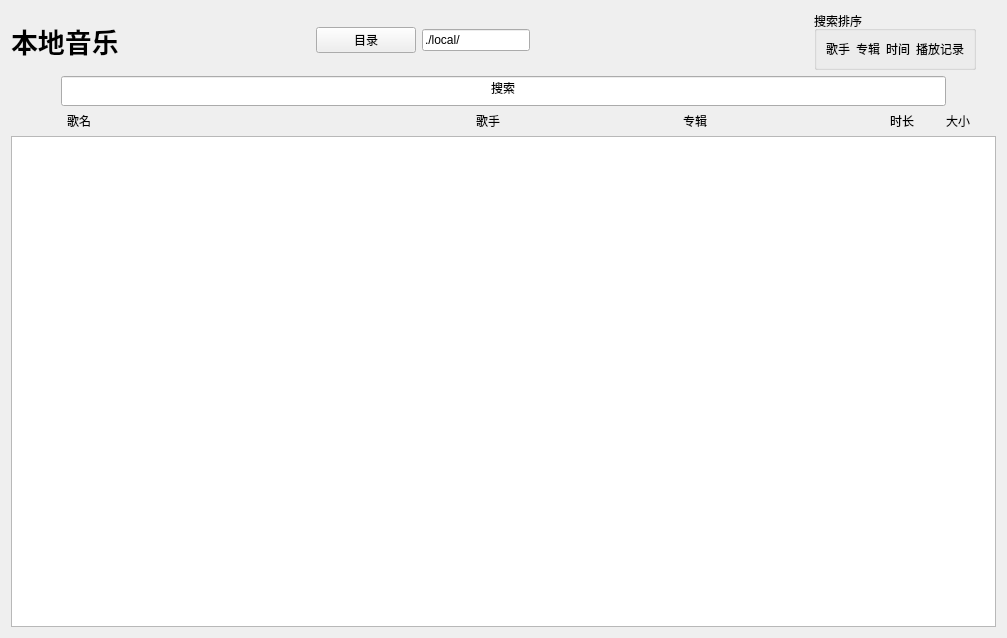
Qt form src/view/localmusicview.ui (zhichao10086/MusicPlayer) before a commit.
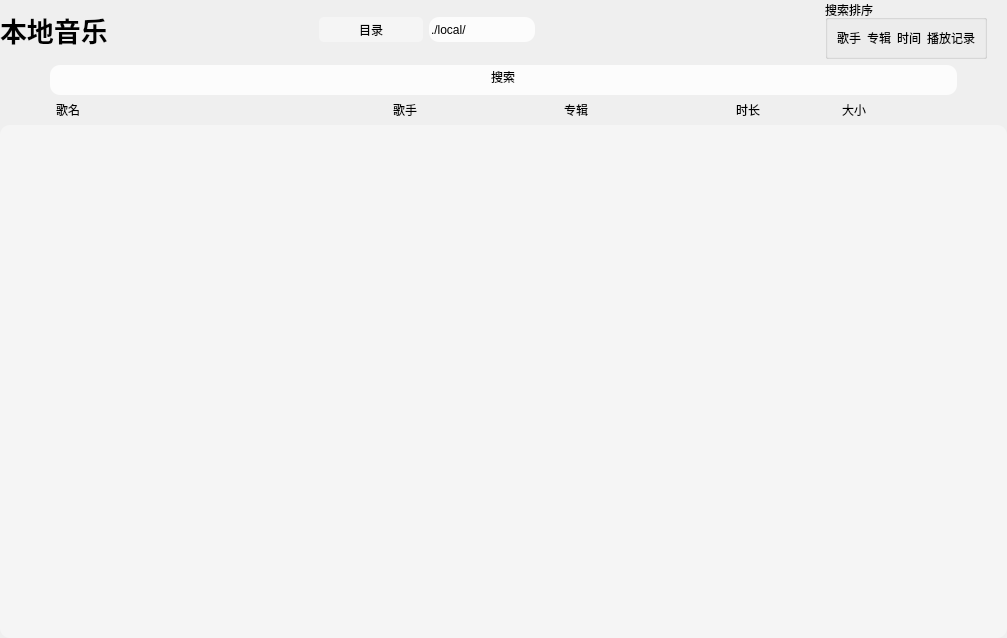
The same form after that commit.

What changed in the file:
```diff
--- a/src/view/localmusicview.ui
+++ b/src/view/localmusicview.ui
@@ -17,6 +17,18 @@
    <string notr="true"/>
   </property>
   <layout class="QVBoxLayout" name="verticalLayout_2">
+   <property name="leftMargin">
+    <number>0</number>
+   </property>
+   <property name="topMargin">
+    <number>0</number>
+   </property>
+   <property name="rightMargin">
+    <number>0</number>
+   </property>
+   <property name="bottomMargin">
+    <number>0</number>
+   </property>
    <item>
     <layout class="QHBoxLayout" name="horizontalLayout" stretch="5,2,1">
      <property name="rightMargin">
@@ -49,6 +61,22 @@
        </item>
        <item>
         <widget class="QPushButton" name="btnOpenDir">
+         <property name="maximumSize">
+          <size>
+           <width>16777215</width>
+           <height>25</height>
+          </size>
+         </property>
+         <property name="styleSheet">
+          <string notr="true">QPushButton{
+	background-color: rgb(255, 255, 255,100);
+	border-radius:5px ;
+}
+QPushButton:hover{
+	background-color: rgb(255, 255, 255);
+	border-radius:5px ;
+}</string>
+         </property>
          <property name="text">
           <string>目录</string>
          </property>
@@ -56,6 +84,16 @@
        </item>
        <item>
         <widget class="QLineEdit" name="lineEdit">
+         <property name="maximumSize">
+          <size>
+           <width>16777215</width>
+           <height>25</height>
+          </size>
+         </property>
+         <property name="styleSheet">
+          <string notr="true">background-color: rgb(255, 255, 255,200);
+border-radius:10px ;</string>
+         </property>
          <property name="text">
           <string>./local/</string>
          </property>
@@ -147,6 +185,10 @@
          <height>30</height>
         </size>
        </property>
+       <property name="styleSheet">
+        <string notr="true">background-color: rgb(255, 255, 255,200);
+border-radius:10px ;</string>
+       </property>
        <property name="text">
         <string>搜索</string>
        </property>
@@ -189,6 +231,9 @@
        </item>
        <item>
         <layout class="QHBoxLayout" name="horizontalLayout_11">
+         <property name="leftMargin">
+          <number>0</number>
+         </property>
          <item>
           <widget class="QLabel" name="label_4">
            <property name="sizePolicy">
@@ -268,7 +313,7 @@
            </property>
            <property name="minimumSize">
             <size>
-             <width>50</width>
+             <width>100</width>
              <height>0</height>
             </size>
            </property>
@@ -284,14 +329,14 @@
          <item>
           <widget class="QLabel" name="label_7">
            <property name="sizePolicy">
-            <sizepolicy hsizetype="Fixed" vsizetype="Preferred">
+            <sizepolicy hsizetype="Preferred" vsizetype="Preferred">
              <horstretch>0</horstretch>
              <verstretch>0</verstretch>
             </sizepolicy>
            </property>
            <property name="minimumSize">
             <size>
-             <width>50</width>
+             <width>120</width>
              <height>0</height>
             </size>
            </property>
@@ -305,7 +350,13 @@
       </layout>
      </item>
      <item>
-      <widget class="QListWidget" name="lwMusicList"/>
+      <widget class="QListWidget" name="lwMusicList">
+       <property name="styleSheet">
+        <string notr="true">QListWidget{background-color: rgb(255, 255, 255,100);
+border-radius:10px ;
+}</string>
+       </property>
+      </widget>
      </item>
     </layout>
    </item>
```
Left out of the diff: 2 changed lines with no effect on the pictures.
